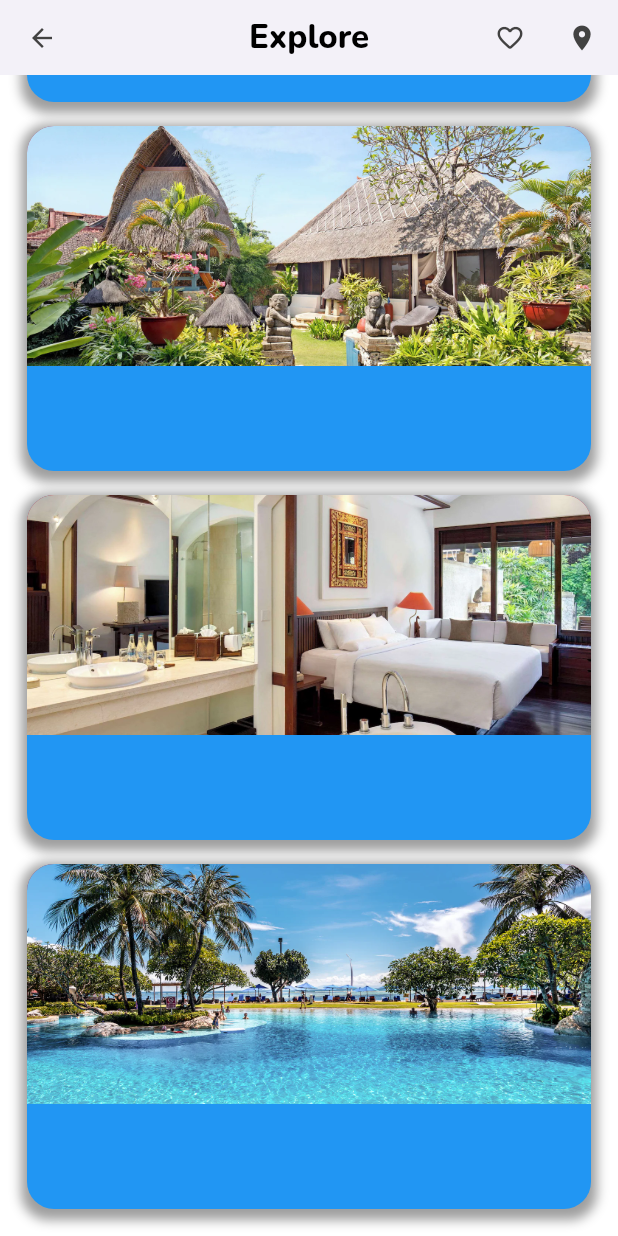
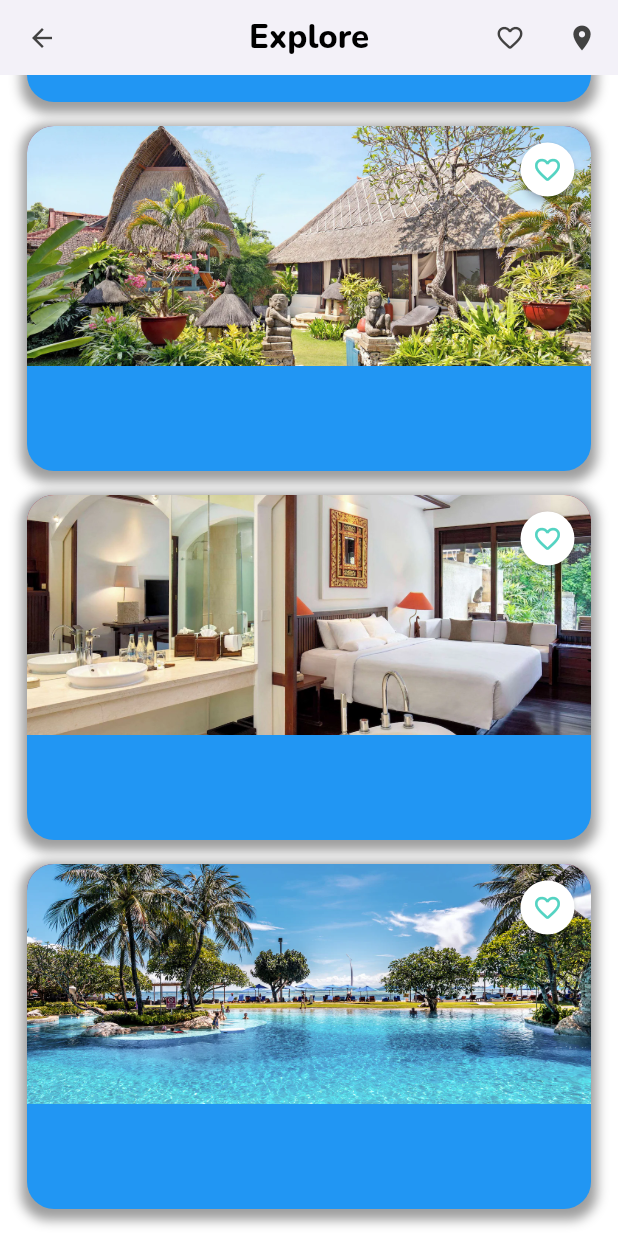
Before and after one commit to samiigll/flutterhotels, a Flutter app: the screen it shows after launch, scrolled down 443 dp, after a tap on the "favorite outline" icon, on a phone screen of 412 x 824 dp. Run offline on Flutter 3.47's test engine with Material 3 defaults, Android fonts, the light colour scheme and no system bars; our stand-ins replace google_fonts.

Commit message:
feat: Add favorite button to hotel card image container

```diff
--- a/lib/main.dart
+++ b/lib/main.dart
@@ -347,6 +347,24 @@ class _HotelCardState extends State<HotelCard> {
                   fit: BoxFit.cover,
                 ),
               ),
+              child: Stack(
+                children: [
+                  Positioned(
+                    top: 5,
+                    right: -15,
+                    child: MaterialButton(
+                      color: Colors.white,
+                      shape: CircleBorder(),
+                      onPressed: () {},
+                      child: Icon(
+                        Icons.favorite_outline_rounded,
+                        color: dGreen,
+                        size: 20,
+                      ),
+                    ),
+                  )
+                ],
+              ),
             )
           ],
         ));
```
